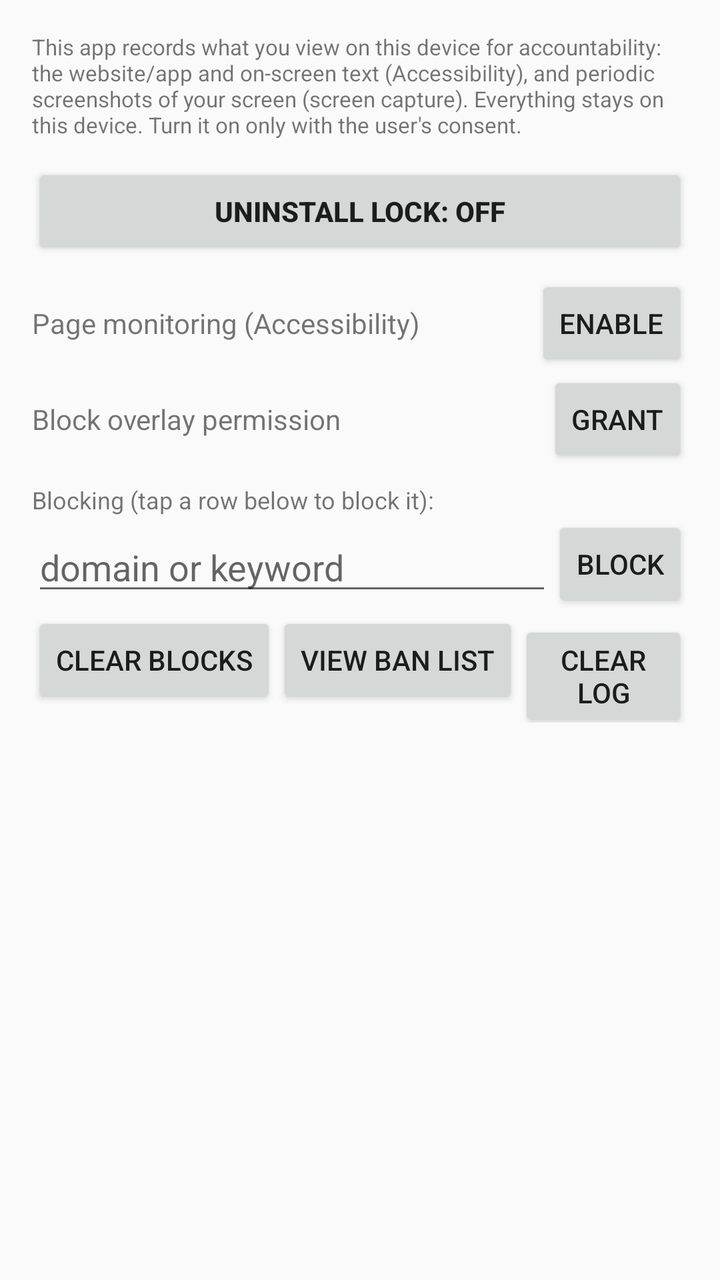
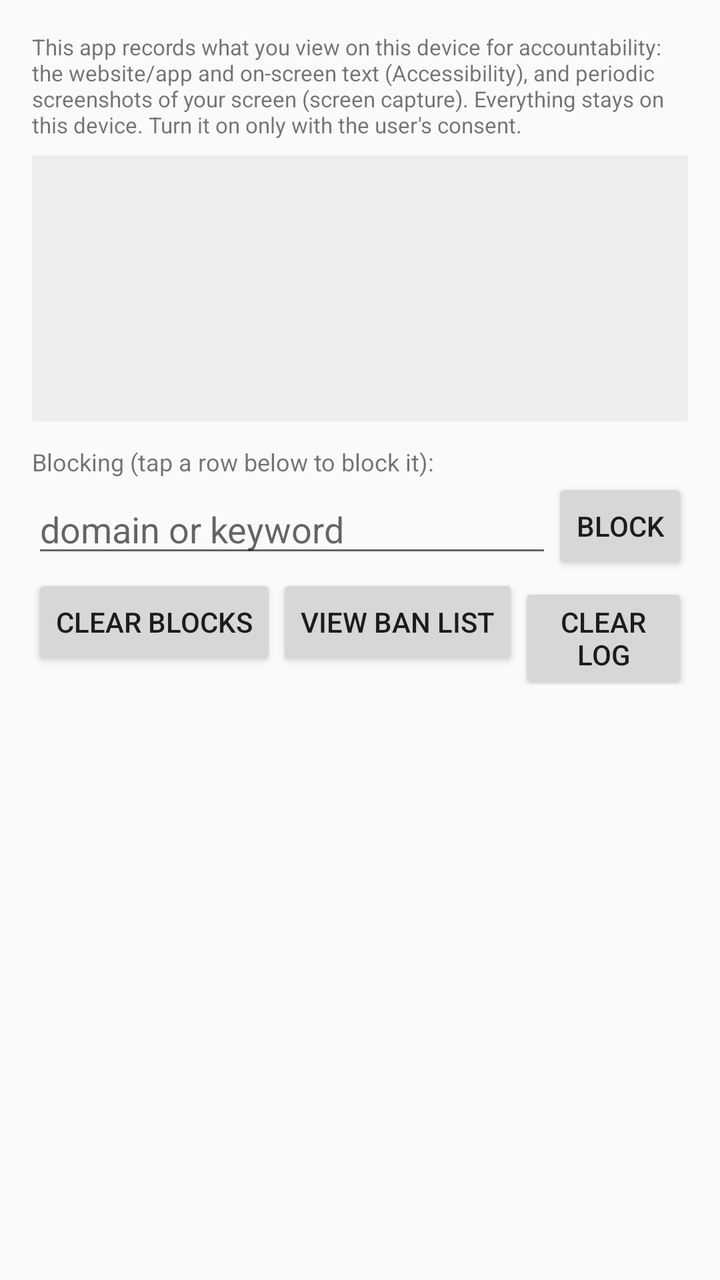

The first picture is an Android layout as it rendered before a commit; the second is the same layout after the commit. The layout source and the unified diff follow.
<!-- AndroidManifest.xml: application theme Theme.WebTrafficMonitor -->
<!-- res/layout/activity_main.xml -->
<?xml version="1.0" encoding="utf-8"?>
<LinearLayout xmlns:android="http://schemas.android.com/apk/res/android"
    android:layout_width="match_parent"
    android:layout_height="match_parent"
    android:orientation="vertical"
    android:padding="16dp">

    <TextView
        android:id="@+id/disclosure"
        android:layout_width="match_parent"
        android:layout_height="wrap_content"
        android:paddingBottom="8dp"
        android:text="@string/disclosure"
        android:textSize="11sp" />

    
    <Button
        android:id="@+id/btn_uninstall_guard"
        android:layout_width="match_parent"
        android:layout_height="wrap_content"
        android:layout_marginTop="4dp"
        android:layout_marginBottom="8dp"
        android:text="Uninstall lock: OFF"
        android:textStyle="bold" />

    <LinearLayout
        android:layout_width="match_parent"
        android:layout_height="wrap_content"
        android:gravity="center_vertical"
        android:orientation="horizontal">

        <TextView
            android:id="@+id/status_accessibility"
            android:layout_width="0dp"
            android:layout_height="wrap_content"
            android:layout_weight="1"
            android:text="@string/page_monitoring" />

        <Button
            android:id="@+id/btn_accessibility"
            style="?android:attr/buttonStyleSmall"
            android:layout_width="wrap_content"
            android:layout_height="wrap_content"
            android:text="@string/enable" />
    </LinearLayout>

    <LinearLayout
        android:layout_width="match_parent"
        android:layout_height="wrap_content"
        android:gravity="center_vertical"
        android:orientation="horizontal">

    </LinearLayout>

    <LinearLayout
        android:layout_width="match_parent"
        android:layout_height="wrap_content"
        android:gravity="center_vertical"
        android:orientation="horizontal">

        <TextView
            android:id="@+id/status_overlay"
            android:layout_width="0dp"
            android:layout_height="wrap_content"
            android:layout_weight="1"
            android:text="@string/overlay_permission" />

        <Button
            android:id="@+id/btn_overlay"
            style="?android:attr/buttonStyleSmall"
            android:layout_width="wrap_content"
            android:layout_height="wrap_content"
            android:text="@string/grant" />
    </LinearLayout>


    <TextView
        android:id="@+id/block_rules"
        android:layout_width="match_parent"
        android:layout_height="wrap_content"
        android:layout_marginTop="8dp"
        android:text="@string/blocking_label"
        android:textSize="12sp" />

    <LinearLayout
        android:layout_width="match_parent"
        android:layout_height="wrap_content"
        android:gravity="center_vertical"
        android:orientation="horizontal">

        <EditText
            android:id="@+id/input_block"
            android:layout_width="0dp"
            android:layout_height="wrap_content"
            android:layout_weight="1"
            android:hint="@string/block_hint"
            android:imeOptions="actionDone"
            android:inputType="textNoSuggestions"
            android:maxLines="1" />

        <Button
            android:id="@+id/btn_block"
            style="?android:attr/buttonStyleSmall"
            android:layout_width="wrap_content"
            android:layout_height="wrap_content"
            android:text="@string/block" />
    </LinearLayout>

    <LinearLayout
        android:layout_width="match_parent"
        android:layout_height="wrap_content"
        android:gravity="end"
        android:orientation="horizontal">

        <Button
            android:id="@+id/btn_clear_blocks"
            style="?android:attr/buttonStyleSmall"
            android:layout_width="wrap_content"
            android:layout_height="wrap_content"
            android:text="@string/clear_blocks" />

        <Button
            android:id="@+id/btn_ban_list"
            android:layout_width="wrap_content"
            android:layout_height="wrap_content"
            android:text="View ban list" />

        <Button
            android:id="@+id/btn_clear_log"
            style="?android:attr/buttonStyleSmall"
            android:layout_width="wrap_content"
            android:layout_height="wrap_content"
            android:text="@string/clear_log" />

    </LinearLayout>

    <TextView
        android:id="@+id/empty_list"
        android:layout_width="match_parent"
        android:layout_height="wrap_content"
        android:paddingVertical="24dp"
        android:text="@string/empty_list"
        android:textAlignment="center"
        android:visibility="gone" />

    <androidx.recyclerview.widget.RecyclerView
        android:id="@+id/list"
        android:layout_width="match_parent"
        android:layout_height="0dp"
        android:layout_weight="1"
        android:clipToPadding="false"
        android:paddingTop="8dp" />

</LinearLayout>
<!-- resources referenced by this layout -->
<resources>
  <string name="block">Block</string>
  <string name="block_hint">domain or keyword</string>
  <string name="blocking_label">Blocking (tap a row below to block it):</string>
  <string name="clear_blocks">Clear blocks</string>
  <string name="clear_log">Clear log</string>
  <string name="disclosure">This app records what you view on this device for accountability: the website/app and on-screen text (Accessibility), and periodic screenshots of your screen (screen capture). Everything stays on this device. Turn it on only with the user\'s consent.</string>
  <string name="empty_list">Nothing recorded yet. Turn on monitoring above.</string>
  <string name="enable">Enable</string>
  <string name="grant">Grant</string>
  <string name="overlay_permission">Block overlay permission</string>
  <string name="page_monitoring">Page monitoring (Accessibility)</string>
  <style name="Theme.WebTrafficMonitor" parent="Theme.AppCompat.Light.NoActionBar" />
</resources>

<!-- the commit's change to res/layout/activity_main.xml (unified diff, before → after) -->
@@ -14,71 +14,46 @@
         android:textSize="11sp" />
 
     
-    <Button
-        android:id="@+id/btn_uninstall_guard"
-        android:layout_width="match_parent"
-        android:layout_height="wrap_content"
-        android:layout_marginTop="4dp"
-        android:layout_marginBottom="8dp"
-        android:text="Uninstall lock: OFF"
-        android:textStyle="bold" />
-
     <LinearLayout
         android:layout_width="match_parent"
         android:layout_height="wrap_content"
-        android:gravity="center_vertical"
-        android:orientation="horizontal">
+        android:orientation="vertical"
+        android:background="#0D000000"
+        android:padding="12dp"
+        android:layout_marginBottom="12dp">
+
+        <TextView
+            android:id="@+id/status_overlay"
+            android:layout_width="match_parent"
+            android:layout_height="wrap_content"
+            android:clickable="true"
+            android:focusable="true"
+            android:paddingVertical="8dp"
+            android:textSize="15sp" />
 
         <TextView
             android:id="@+id/status_accessibility"
-            android:layout_width="0dp"
+            android:layout_width="match_parent"
             android:layout_height="wrap_content"
-            android:layout_weight="1"
-            android:text="@string/page_monitoring" />
-
-        <Button
-            android:id="@+id/btn_accessibility"
-            style="?android:attr/buttonStyleSmall"
-            android:layout_width="wrap_content"
-            android:layout_height="wrap_content"
-            android:text="@string/enable" />
-    </LinearLayout>
-
-    <LinearLayout
-        android:layout_width="match_parent"
-        android:layout_height="wrap_content"
-        android:gravity="center_vertical"
-        android:orientation="horizontal">
-
-    </LinearLayout>
-
-    <LinearLayout
-        android:layout_width="match_parent"
-        android:layout_height="wrap_content"
-        android:gravity="center_vertical"
-        android:orientation="horizontal">
+            android:clickable="true"
+            android:focusable="true"
+            android:paddingVertical="8dp"
+            android:textSize="15sp" />
 
         <TextView
-            android:id="@+id/status_overlay"
-            android:layout_width="0dp"
+            android:id="@+id/status_lock"
+            android:layout_width="match_parent"
             android:layout_height="wrap_content"
-            android:layout_weight="1"
-            android:text="@string/overlay_permission" />
-
-        <Button
-            android:id="@+id/btn_overlay"
-            style="?android:attr/buttonStyleSmall"
-            android:layout_width="wrap_content"
-            android:layout_height="wrap_content"
-            android:text="@string/grant" />
+            android:clickable="true"
+            android:focusable="true"
+            android:paddingVertical="8dp"
+            android:textSize="15sp" />
     </LinearLayout>
-
 
     <TextView
         android:id="@+id/block_rules"
         android:layout_width="match_parent"
         android:layout_height="wrap_content"
-        android:layout_marginTop="8dp"
         android:text="@string/blocking_label"
         android:textSize="12sp" />
 
@@ -131,7 +106,6 @@
             android:layout_width="wrap_content"
             android:layout_height="wrap_content"
             android:text="@string/clear_log" />
-
     </LinearLayout>
 
     <TextView
<!-- resource entries referenced after the edit -->
@@ -7,10 +7,6 @@
   <string name="clear_log">Clear log</string>
   <string name="disclosure">This app records what you view on this device for accountability: the website/app and on-screen text (Accessibility), and periodic screenshots of your screen (screen capture). Everything stays on this device. Turn it on only with the user\'s consent.</string>
   <string name="empty_list">Nothing recorded yet. Turn on monitoring above.</string>
-  <string name="enable">Enable</string>
-  <string name="grant">Grant</string>
-  <string name="overlay_permission">Block overlay permission</string>
-  <string name="page_monitoring">Page monitoring (Accessibility)</string>
   <style name="Theme.WebTrafficMonitor" parent="Theme.AppCompat.Light.NoActionBar" />
 </resources>
 
